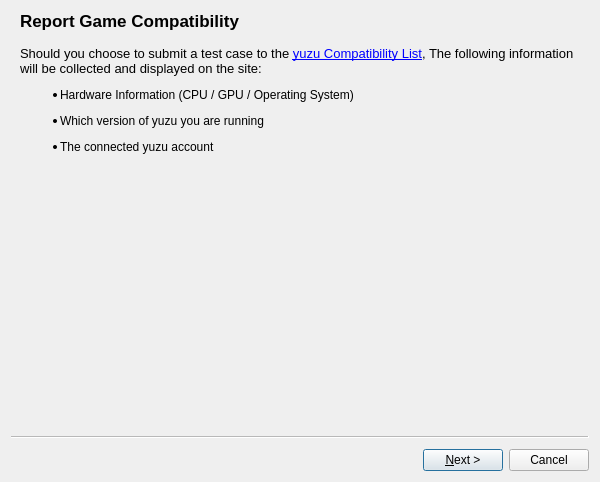
First picture: the form in src/yuzu/compatdb.ui, repository rorrim-rorrim/eden-alt, before the edit.
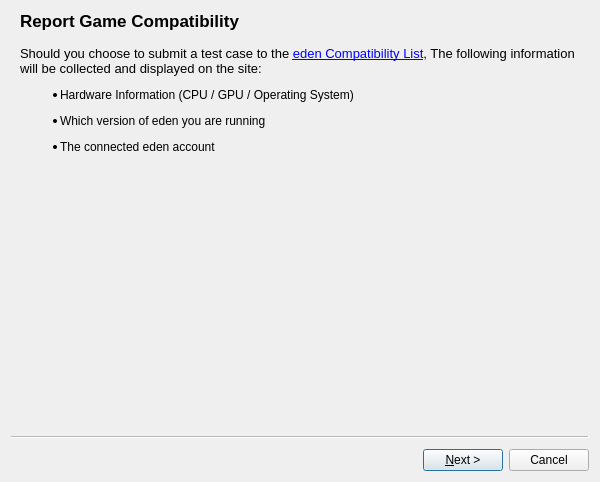
Second picture: the form after the edit.

```diff
--- a/src/yuzu/compatdb.ui
+++ b/src/yuzu/compatdb.ui
@@ -33,7 +33,7 @@
     <item>
      <widget class="QLabel" name="lbl_Spiel">
       <property name="text">
-       <string>&lt;html&gt;&lt;head/&gt;&lt;body&gt;&lt;p&gt;&lt;span style=&quot; font-size:10pt;&quot;&gt;Should you choose to submit a test case to the &lt;/span&gt;&lt;a href=&quot;https://yuzu-emu.org/game/&quot;&gt;&lt;span style=&quot; font-size:10pt; text-decoration: underline; color:#0000ff;&quot;&gt;yuzu Compatibility List&lt;/span&gt;&lt;/a&gt;&lt;span style=&quot; font-size:10pt;&quot;&gt;, The following information will be collected and displayed on the site:&lt;/span&gt;&lt;/p&gt;&lt;ul style=&quot;margin-top: 0px; margin-bottom: 0px; margin-left: 0px; margin-right: 0px; -qt-list-indent: 1;&quot;&gt;&lt;li style=&quot; margin-top:12px; margin-bottom:12px; margin-left:0px; margin-right:0px; -qt-block-indent:0; text-indent:0px;&quot;&gt;Hardware Information (CPU / GPU / Operating System)&lt;/li&gt;&lt;li style=&quot; margin-top:12px; margin-bottom:12px; margin-left:0px; margin-right:0px; -qt-block-indent:0; text-indent:0px;&quot;&gt;Which version of yuzu you are running&lt;/li&gt;&lt;li style=&quot; margin-top:12px; margin-bottom:12px; margin-left:0px; margin-right:0px; -qt-block-indent:0; text-indent:0px;&quot;&gt;The connected yuzu account&lt;/li&gt;&lt;/ul&gt;&lt;/body&gt;&lt;/html&gt;</string>
+       <string>&lt;html&gt;&lt;head/&gt;&lt;body&gt;&lt;p&gt;&lt;span style=&quot; font-size:10pt;&quot;&gt;Should you choose to submit a test case to the &lt;/span&gt;&lt;a href=&quot;https://eden-emulator.github.io/game/&quot;&gt;&lt;span style=&quot; font-size:10pt; text-decoration: underline; color:#0000ff;&quot;&gt;eden Compatibility List&lt;/span&gt;&lt;/a&gt;&lt;span style=&quot; font-size:10pt;&quot;&gt;, The following information will be collected and displayed on the site:&lt;/span&gt;&lt;/p&gt;&lt;ul style=&quot;margin-top: 0px; margin-bottom: 0px; margin-left: 0px; margin-right: 0px; -qt-list-indent: 1;&quot;&gt;&lt;li style=&quot; margin-top:12px; margin-bottom:12px; margin-left:0px; margin-right:0px; -qt-block-indent:0; text-indent:0px;&quot;&gt;Hardware Information (CPU / GPU / Operating System)&lt;/li&gt;&lt;li style=&quot; margin-top:12px; margin-bottom:12px; margin-left:0px; margin-right:0px; -qt-block-indent:0; text-indent:0px;&quot;&gt;Which version of eden you are running&lt;/li&gt;&lt;li style=&quot; margin-top:12px; margin-bottom:12px; margin-left:0px; margin-right:0px; -qt-block-indent:0; text-indent:0px;&quot;&gt;The connected eden account&lt;/li&gt;&lt;/ul&gt;&lt;/body&gt;&lt;/html&gt;</string>
       </property>
       <property name="wordWrap">
        <bool>true</bool>
```
Left out of the diff: 16 changed lines with no effect on the pictures.
